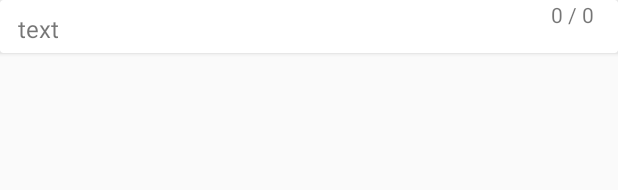
After one commit to newbm2013/todo, an Android app: the layout folder_tasks_item_card_view.xml on its own in the app's theme, with its tools: preview values and no code run, on a phone screen of 412 x 824 dp. The commit adds this screen. Shown: the top 190 px of the screen. Run offline under Robolectric (Android 15) with nearby library versions, the phone set to English and light mode, and no system bars.

Commit message:
add indicators on item folder tasks card view

```diff
--- a/app/src/main/java/com/shumidub/todoapprealm/ui/fragment/note_fragment/FolderNotesRecyclerViewAdapter.java
+++ b/app/src/main/java/com/shumidub/todoapprealm/ui/fragment/note_fragment/FolderNotesRecyclerViewAdapter.java
@@ -1,8 +1,6 @@
 package com.shumidub.todoapprealm.ui.fragment.note_fragment;
 
 import android.support.v7.widget.RecyclerView;
-import android.support.v7.widget.helper.ItemTouchHelper;
-import android.util.Log;
 import android.view.LayoutInflater;
 import android.view.View;
 import android.view.ViewGroup;
@@ -11,7 +9,6 @@ import android.widget.TextView;
 import com.shumidub.todoapprealm.App;
 import com.shumidub.todoapprealm.R;
 import com.shumidub.todoapprealm.realmmodel.notes.FolderNotesObject;
-import com.shumidub.todoapprealm.ui.actionmode.EmptyActionModeCallback;
 import com.shumidub.todoapprealm.ui.activity.main.MainActivity;
 
 
@@ -47,7 +44,7 @@ public class FolderNotesRecyclerViewAdapter extends RecyclerView.Adapter<FolderN
 
     @Override
     public FolderNotesRecyclerViewAdapter.ViewHolder onCreateViewHolder(ViewGroup parent, int viewType) {
-        View view = LayoutInflater.from(parent.getContext()).inflate(R.layout.notes_card_view, parent, false);
+        View view = LayoutInflater.from(parent.getContext()).inflate(R.layout.notes_item_card_view, parent, false);
         return new ViewHolder(view);
     }
 
--- a/app/src/main/java/com/shumidub/todoapprealm/ui/fragment/note_fragment/NotesRecyclerViewAdapter.java
+++ b/app/src/main/java/com/shumidub/todoapprealm/ui/fragment/note_fragment/NotesRecyclerViewAdapter.java
@@ -1,8 +1,6 @@
 package com.shumidub.todoapprealm.ui.fragment.note_fragment;
 
 import android.support.v7.widget.RecyclerView;
-import android.support.v7.widget.helper.ItemTouchHelper;
-import android.util.Log;
 import android.view.LayoutInflater;
 import android.view.View;
 import android.view.ViewGroup;
@@ -49,7 +47,7 @@ public class NotesRecyclerViewAdapter extends RecyclerView.Adapter<NotesRecycler
 
     @Override
     public NotesRecyclerViewAdapter.ViewHolder onCreateViewHolder(ViewGroup parent, int viewType) {
-        View view = LayoutInflater.from(parent.getContext()).inflate(R.layout.notes_card_view, parent, false);
+        View view = LayoutInflater.from(parent.getContext()).inflate(R.layout.notes_item_card_view, parent, false);
         return new ViewHolder(view);
     }
 
--- a/app/src/main/java/com/shumidub/todoapprealm/ui/fragment/task_section/folder_panel_sliding_fragment/adapter/FolderOfTaskRecyclerViewAdapter.java
+++ b/app/src/main/java/com/shumidub/todoapprealm/ui/fragment/task_section/folder_panel_sliding_fragment/adapter/FolderOfTaskRecyclerViewAdapter.java
@@ -43,7 +43,7 @@ public class FolderOfTaskRecyclerViewAdapter
     public ViewHolder onCreateViewHolder(ViewGroup parent, int viewType) {
         View view;
 //        view = LayoutInflater.from(parent.getContext()).inflate(R.layout.folder_card_view, parent, false);
-        view = LayoutInflater.from(parent.getContext()).inflate(R.layout.notes_card_view, parent, false);
+        view = LayoutInflater.from(parent.getContext()).inflate(R.layout.folder_tasks_item_card_view, parent, false);
 
         return new ItemViewHolder(view);
     }
--- /dev/null
+++ b/app/src/main/res/layout/folder_tasks_item_card_view.xml
@@ -0,0 +1,46 @@
+<?xml version="1.0" encoding="utf-8"?>
+<android.support.v7.widget.CardView xmlns:android="http://schemas.android.com/apk/res/android"
+    xmlns:tools="http://schemas.android.com/tools"
+    android:layout_width="match_parent"
+    android:layout_height="wrap_content"
+    xmlns:app="http://schemas.android.com/apk/res-auto"
+    android:id="@+id/item_card_view"
+    android:layout_marginBottom="4dp"
+    android:background="@drawable/card_view_background">
+
+    <android.support.constraint.ConstraintLayout
+        android:layout_width="match_parent"
+        android:layout_height="match_parent">
+
+        <TextView
+            android:id="@+id/tv_note_text"
+            android:layout_width="0dp"
+            android:layout_height="35dp"
+            android:layout_marginStart="4dp"
+            android:gravity="left"
+            android:padding="8dp"
+            android:text="text"
+            android:textSize="16dp"
+            android:ellipsize="end"
+            android:scrollHorizontally="true"
+            android:singleLine="true"
+            app:layout_constraintEnd_toStartOf="@+id/textView"
+            app:layout_constraintStart_toStartOf="parent" />
+
+        <TextView
+
+            android:id="@+id/textView"
+            android:layout_width="wrap_content"
+            android:layout_height="match_parent"
+            android:gravity="center"
+            android:paddingLeft="8dp"
+            android:paddingRight="16dp"
+            android:text="0 / 0"
+            app:layout_constraintEnd_toEndOf="parent"
+            />
+
+
+
+    </android.support.constraint.ConstraintLayout>
+
+</android.support.v7.widget.CardView>
--- a/app/src/main/res/layout/notes_card_view.xml
+++ b/app/src/main/res/layout/notes_item_card_view.xml
@@ -12,6 +12,7 @@
         android:layout_width="340dp"
         android:layout_height="match_parent"
         android:gravity="left"
+        android:layout_marginStart="4dp"
         android:text="text"
         android:textSize="16dp"
         android:padding="8dp"
```
